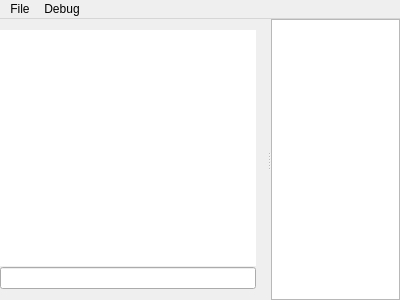
Qt form sources/mainwindow.ui (ALabate/utt-nf05-project) before a commit.
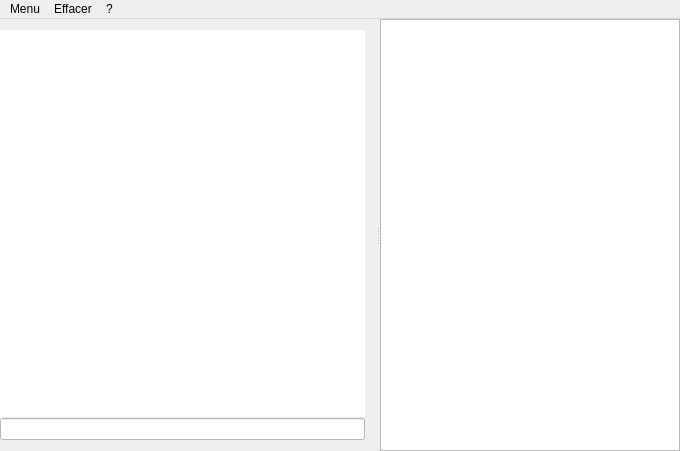
The same form after that commit. Custom widgets are drawn as their Qt base class.

What changed in the file:
```diff
--- a/sources/mainwindow.ui
+++ b/sources/mainwindow.ui
@@ -6,8 +6,8 @@
    <rect>
     <x>0</x>
     <y>0</y>
-    <width>400</width>
-    <height>300</height>
+    <width>680</width>
+    <height>451</height>
    </rect>
   </property>
   <property name="windowTitle">
@@ -51,29 +51,43 @@
        <bool>true</bool>
       </property>
       <widget class="QWidget" name="layoutWidget">
-       <layout class="QVBoxLayout" name="verticalLayout" stretch="0,0">
+       <layout class="QVBoxLayout" name="verticalLayout" stretch="1,1">
         <property name="spacing">
          <number>1</number>
         </property>
+        <property name="sizeConstraint">
+         <enum>QLayout::SetMaximumSize</enum>
+        </property>
         <property name="leftMargin">
          <number>0</number>
         </property>
         <item>
          <widget class="QTextBrowser" name="textBrowser">
+          <property name="sizePolicy">
+           <sizepolicy hsizetype="Expanding" vsizetype="Expanding">
+            <horstretch>0</horstretch>
+            <verstretch>0</verstretch>
+           </sizepolicy>
+          </property>
           <property name="styleSheet">
            <string notr="true">border:0;</string>
           </property>
          </widget>
         </item>
         <item>
-         <widget class="QLineEdit" name="lineEdit"/>
+         <widget class="QLineEdit" name="lineEdit">
+          <property name="styleSheet">
+           <string notr="true">background-color:white;
+</string>
+          </property>
+         </widget>
         </item>
        </layout>
       </widget>
       <widget class="DetailedList" name="detailedList">
        <property name="sizePolicy">
-        <sizepolicy hsizetype="Preferred" vsizetype="Expanding">
-         <horstretch>150</horstretch>
+        <sizepolicy hsizetype="Fixed" vsizetype="Expanding">
+         <horstretch>1</horstretch>
          <verstretch>0</verstretch>
         </sizepolicy>
        </property>
@@ -85,7 +99,7 @@
        </property>
        <property name="maximumSize">
         <size>
-         <width>16777215</width>
+         <width>300</width>
          <height>16777215</height>
         </size>
        </property>
@@ -105,22 +119,33 @@
     <rect>
      <x>0</x>
      <y>0</y>
-     <width>400</width>
+     <width>680</width>
      <height>27</height>
     </rect>
    </property>
    <widget class="QMenu" name="menuFile">
     <property name="title">
-     <string>File</string>
+     <string>Menu</string>
     </property>
    </widget>
-   <widget class="QMenu" name="menuDebug">
+   <widget class="QMenu" name="menu">
     <property name="title">
-     <string>Debug</string>
+     <string>?</string>
     </property>
+    <addaction name="actionAbout"/>
+   </widget>
+   <widget class="QMenu" name="menuEfface">
+    <property name="title">
+     <string>Effacer</string>
+    </property>
+    <addaction name="actionClearHist"/>
+    <addaction name="actionClearVars"/>
+    <addaction name="separator"/>
+    <addaction name="actionClearAll"/>
    </widget>
    <addaction name="menuFile"/>
-   <addaction name="menuDebug"/>
+   <addaction name="menuEfface"/>
+   <addaction name="menu"/>
   </widget>
  </widget>
  <layoutdefault spacing="6" margin="11"/>
```
Left out of the diff: 75 changed lines with no effect on the pictures.
